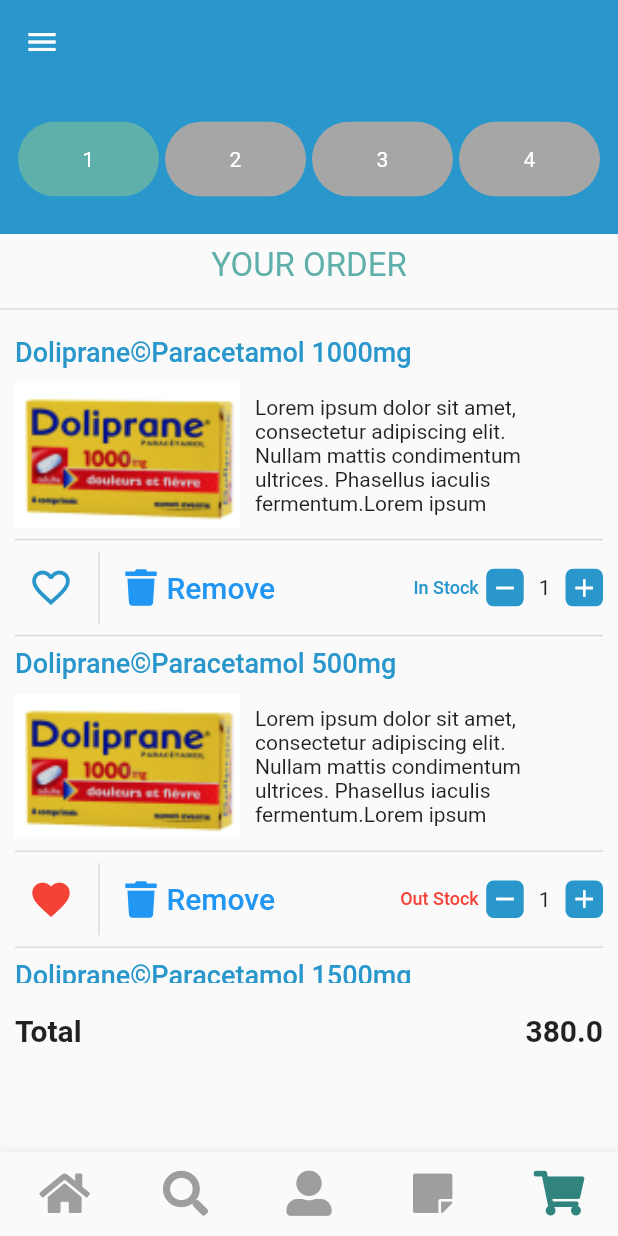
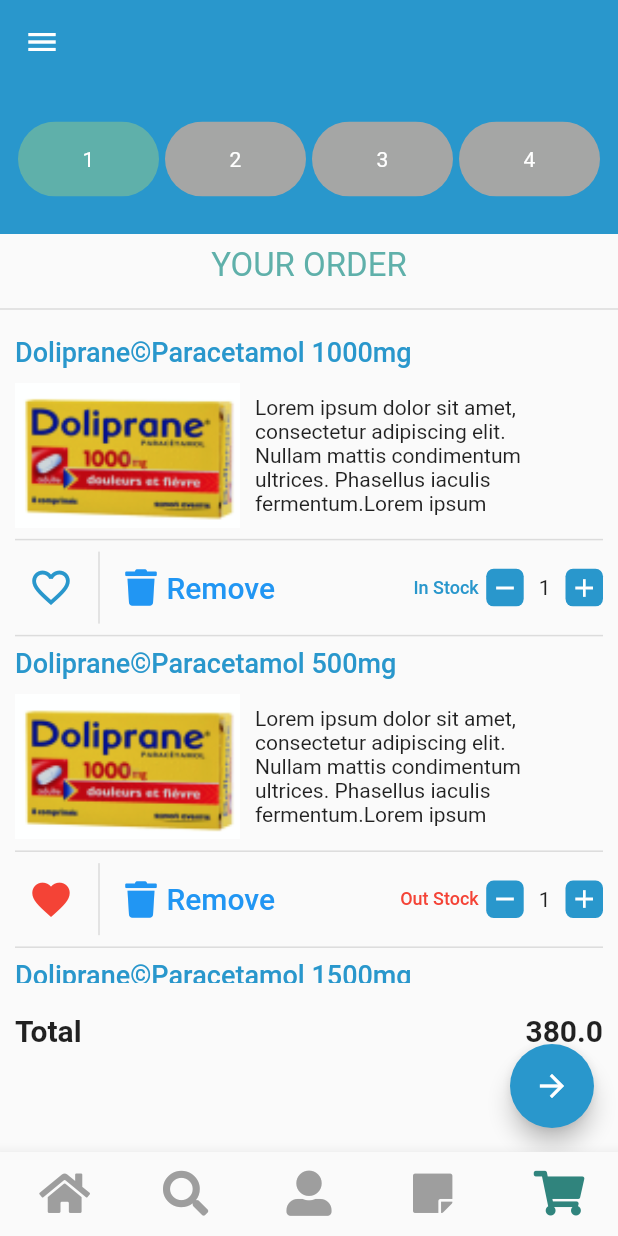
Before and after one commit to mimib00/Pharmacy-App, a Flutter app: the screen it shows after launch, item 5 of the bottom bar chosen, on a phone screen of 412 x 824 dp. Run offline on Flutter 3.47's test engine with Material 2 defaults, Android fonts, the phone set to English and light mode, and no system bars; drawn by our look-alikes of step_progress_indicator; our stand-ins replace flutter_svg, font_awesome_flutter.

Commit message:
step indicator intagration

```diff
--- a/lib/views/carte.dart
+++ b/lib/views/carte.dart
@@ -21,12 +21,13 @@
           Checkout()
         ],
       ),
-      // floatingActionButton: FloatingActionButton(
-      //   onPressed: () {
-      //     context.read<AppData>().getTotalPrice();
-      //     print(context.read<AppData>().totalPrice);
-      //   },
-      // ),
+      floatingActionButton: FloatingActionButton(
+        child: Icon(Icons.arrow_forward),
+        backgroundColor: kPrimaryColor,
+        onPressed: () {
+          context.read<AppData>().changeCheckoutStep();
+        },
+      ),
     );
   }
 }
--- a/lib/widgets/checkout.dart
+++ b/lib/widgets/checkout.dart
@@ -23,6 +23,11 @@
         child: Text('Step3'),
       ),
     ),
+    Container(
+      child: Center(
+        child: Text('Step4'),
+      ),
+    ),
   ];
   @override
   Widget build(BuildContext context) {
@@ -34,6 +39,7 @@
           height: 100,
           color: kPrimaryColor,
           child: StepProgressIndicator(
+            onTap: (index) => () => context.read<AppData>().changeCheckoutStep(index),
             totalSteps: 4,
             currentStep: context.watch<AppData>().checkoutStep + 1,
             size: 50,
```
Also changed, not shown: lib/provider/appData.dart (+11 -3 lines).
